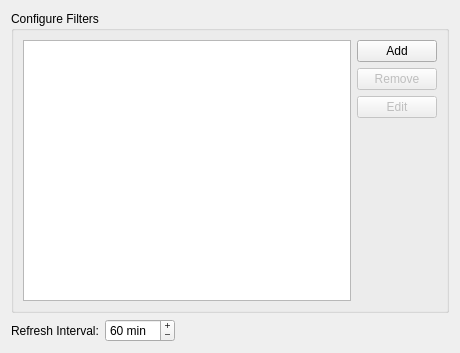
Old version of the form src/plugins/locator/settingspage.ui in the repository qt-creator/qt-creator.
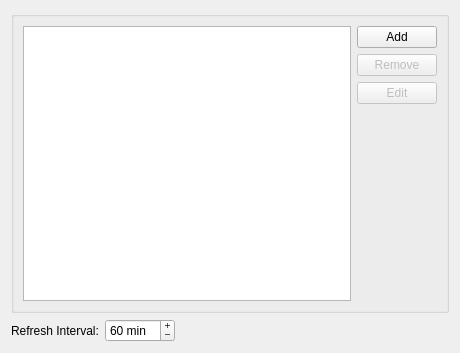
New version of the form.

```diff
--- a/src/plugins/locator/settingspage.ui
+++ b/src/plugins/locator/settingspage.ui
@@ -15,10 +15,7 @@
   </property>
   <layout class="QVBoxLayout" name="verticalLayout">
    <item>
-    <widget class="QGroupBox" name="groupBox">
-     <property name="title">
-      <string>Configure Filters</string>
-     </property>
+    <widget class="QGroupBox" name="configurationGroupBox">
      <layout class="QGridLayout" name="gridLayout">
       <item row="0" column="0">
        <widget class="QListWidget" name="filterList">
```
Left out of the diff: 2 changed lines with no effect on the pictures.
